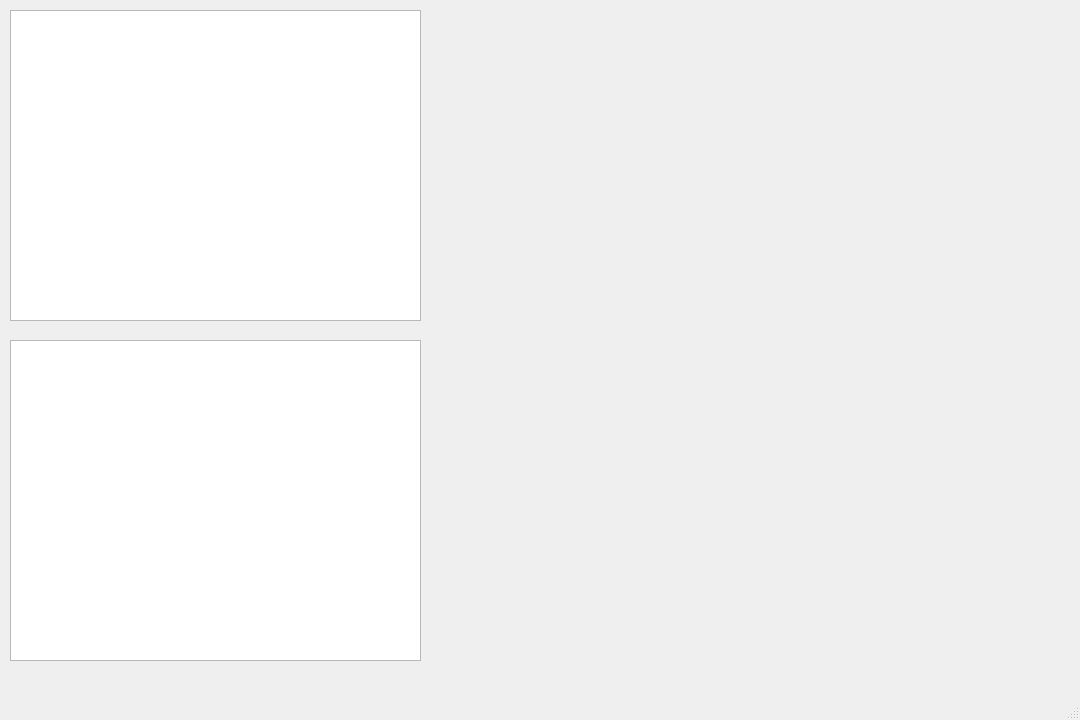
Qt form app/src/mainwindow.ui (mmasniy/utag) before a commit.
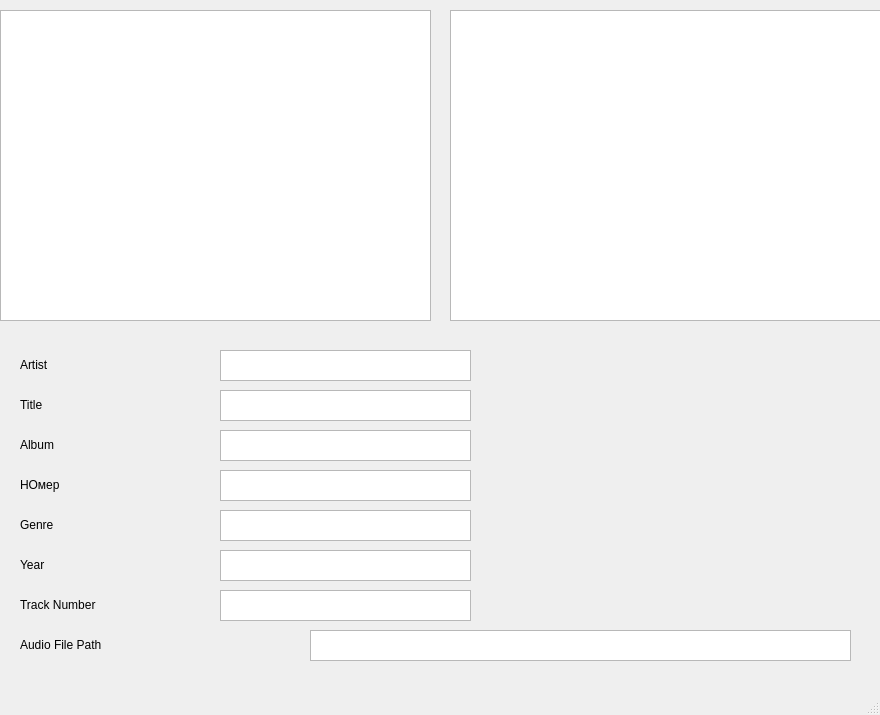
The same form after that commit.

What changed in the file:
```diff
--- a/app/src/mainwindow.ui
+++ b/app/src/mainwindow.ui
@@ -6,8 +6,8 @@
    <rect>
     <x>0</x>
     <y>0</y>
-    <width>1080</width>
-    <height>720</height>
+    <width>880</width>
+    <height>715</height>
    </rect>
   </property>
   <property name="windowTitle">
@@ -17,9 +17,9 @@
    <widget class="QTreeView" name="treeView">
     <property name="geometry">
      <rect>
-      <x>10</x>
+      <x>0</x>
       <y>10</y>
-      <width>411</width>
+      <width>431</width>
       <height>311</height>
      </rect>
     </property>
@@ -27,10 +27,218 @@
    <widget class="QListView" name="listView">
     <property name="geometry">
      <rect>
-      <x>10</x>
-      <y>340</y>
-      <width>411</width>
-      <height>321</height>
+      <x>450</x>
+      <y>10</y>
+      <width>431</width>
+      <height>311</height>
+     </rect>
+    </property>
+   </widget>
+   <widget class="QLabel" name="label">
+    <property name="geometry">
+     <rect>
+      <x>20</x>
+      <y>350</y>
+      <width>120</width>
+      <height>30</height>
+     </rect>
+    </property>
+    <property name="styleSheet">
+     <string notr="true">font: 75 24pt  &quot;Monaco&quot;;</string>
+    </property>
+    <property name="text">
+     <string>Artist</string>
+    </property>
+   </widget>
+   <widget class="QLabel" name="label_2">
+    <property name="geometry">
+     <rect>
+      <x>20</x>
+      <y>390</y>
+      <width>120</width>
+      <height>30</height>
+     </rect>
+    </property>
+    <property name="styleSheet">
+     <string notr="true">font: 75 24pt  &quot;Monaco&quot;;</string>
+    </property>
+    <property name="text">
+     <string>Title</string>
+    </property>
+   </widget>
+   <widget class="QLabel" name="label_3">
+    <property name="geometry">
+     <rect>
+      <x>20</x>
+      <y>430</y>
+      <width>120</width>
+      <height>30</height>
+     </rect>
+    </property>
+    <property name="styleSheet">
+     <string notr="true">font: 75 24pt  &quot;Monaco&quot;;</string>
+    </property>
+    <property name="text">
+     <string>Album</string>
+    </property>
+   </widget>
+   <widget class="QLabel" name="label_4">
+    <property name="geometry">
+     <rect>
+      <x>20</x>
+      <y>470</y>
+      <width>120</width>
+      <height>30</height>
+     </rect>
+    </property>
+    <property name="styleSheet">
+     <string notr="true">font: 75 24pt  &quot;Monaco&quot;;</string>
+    </property>
+    <property name="text">
+     <string>НОмер</string>
+    </property>
+   </widget>
+   <widget class="QLabel" name="label_5">
+    <property name="geometry">
+     <rect>
+      <x>20</x>
+      <y>630</y>
+      <width>291</width>
+      <height>30</height>
+     </rect>
+    </property>
+    <property name="styleSheet">
+     <string notr="true">font: 75 24pt  &quot;Monaco&quot;;</string>
+    </property>
+    <property name="text">
+     <string>Audio File Path</string>
+    </property>
+   </widget>
+   <widget class="QPlainTextEdit" name="plainTextEdit">
+    <property name="geometry">
+     <rect>
+      <x>220</x>
+      <y>350</y>
+      <width>251</width>
+      <height>31</height>
+     </rect>
+    </property>
+   </widget>
+   <widget class="QPlainTextEdit" name="plainTextEdit_2">
+    <property name="geometry">
+     <rect>
+      <x>220</x>
+      <y>390</y>
+      <width>251</width>
+      <height>31</height>
+     </rect>
+    </property>
+   </widget>
+   <widget class="QPlainTextEdit" name="plainTextEdit_3">
+    <property name="geometry">
+     <rect>
+      <x>220</x>
+      <y>430</y>
+      <width>251</width>
+      <height>31</height>
+     </rect>
+    </property>
+   </widget>
+   <widget class="QPlainTextEdit" name="plainTextEdit_4">
+    <property name="geometry">
+     <rect>
+      <x>220</x>
+      <y>470</y>
+      <width>251</width>
+      <height>31</height>
+     </rect>
+    </property>
+   </widget>
+   <widget class="QPlainTextEdit" name="plainTextEdit_5">
+    <property name="geometry">
+     <rect>
+      <x>310</x>
+      <y>630</y>
+      <width>541</width>
+      <height>31</height>
+     </rect>
+    </property>
+   </widget>
+   <widget class="QLabel" name="label_6">
+    <property name="geometry">
+     <rect>
+      <x>20</x>
+      <y>510</y>
+      <width>120</width>
+      <height>30</height>
+     </rect>
+    </property>
+    <property name="styleSheet">
+     <string notr="true">font: 75 24pt  &quot;Monaco&quot;;</string>
+    </property>
+    <property name="text">
+     <string>Genre</string>
+    </property>
+   </widget>
+   <widget class="QPlainTextEdit" name="plainTextEdit_6">
+    <property name="geometry">
+     <rect>
+      <x>220</x>
+      <y>510</y>
+      <width>251</width>
+      <height>31</height>
+     </rect>
+    </property>
+   </widget>
+   <widget class="QLabel" name="label_7">
+    <property name="geometry">
+     <rect>
+      <x>20</x>
+      <y>550</y>
+      <width>120</width>
+      <height>30</height>
+     </rect>
+    </property>
+    <property name="styleSheet">
+     <string notr="true">font: 75 24pt  &quot;Monaco&quot;;</string>
+    </property>
+    <property name="text">
+     <string>Year</string>
+    </property>
+   </widget>
+   <widget class="QPlainTextEdit" name="plainTextEdit_7">
+    <property name="geometry">
+     <rect>
+      <x>220</x>
+      <y>550</y>
+      <width>251</width>
+      <height>31</height>
+     </rect>
+    </property>
+   </widget>
+   <widget class="QLabel" name="label_8">
+    <property name="geometry">
+     <rect>
+      <x>20</x>
+      <y>590</y>
+      <width>181</width>
+      <height>30</height>
+     </rect>
+    </property>
+    <property name="styleSheet">
+     <string notr="true">font: 75 24pt  &quot;Monaco&quot;;</string>
+    </property>
+    <property name="text">
+     <string>Track Number</string>
+    </property>
+   </widget>
+   <widget class="QPlainTextEdit" name="plainTextEdit_8">
+    <property name="geometry">
+     <rect>
+      <x>220</x>
+      <y>590</y>
+      <width>251</width>
+      <height>31</height>
      </rect>
     </property>
    </widget>
```
Left out of the diff: 2 changed lines with no effect on the pictures.
